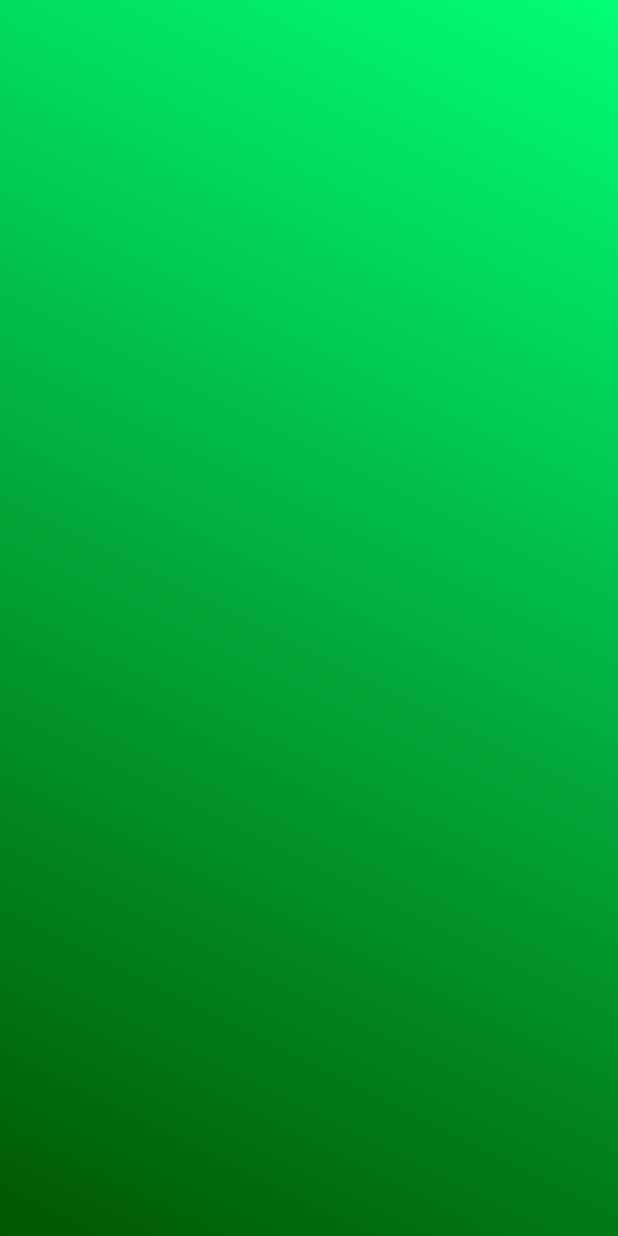
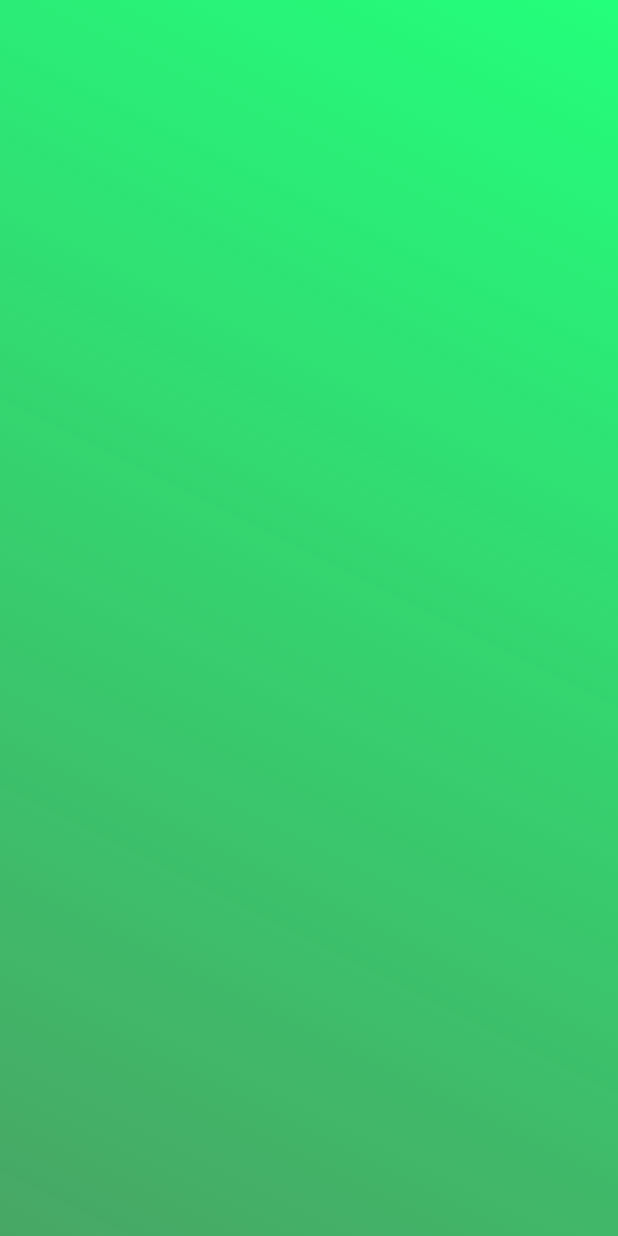
Before and after one commit to Miruzen/BibitDax, a Flutter app: the screen it shows after launch, on a phone screen of 412 x 824 dp. Run offline on Flutter 3.47's test engine with Material 2 defaults, Android fonts, the phone set to English and light mode, and no system bars; our stand-ins replace hive, hive_flutter, syncfusion_flutter_charts; accounts and stored records are empty.

Commit message:
Warna BG

```diff
--- a/lib/Screens/Login.dart
+++ b/lib/Screens/Login.dart
@@ -16,12 +16,12 @@ class _LoginState extends State<Login> {
               begin: Alignment.topRight,
               end: Alignment.bottomLeft,
               colors: [
-            Color.fromRGBO(0, 255, 117, 100),
-            Color.fromRGBO(0, 87, 0, 100),
+            Color.fromRGBO(0, 255, 102, 0.863),
+            Color.fromRGBO(30, 146, 65, 0.816),
           ])),
-      // child: Scaffold(
-      //   backgroundColor: Colors.transparent,
-      // ),
+      child: Scaffold(
+        backgroundColor: Colors.transparent,
+      ),
     );
   }
 }
```
